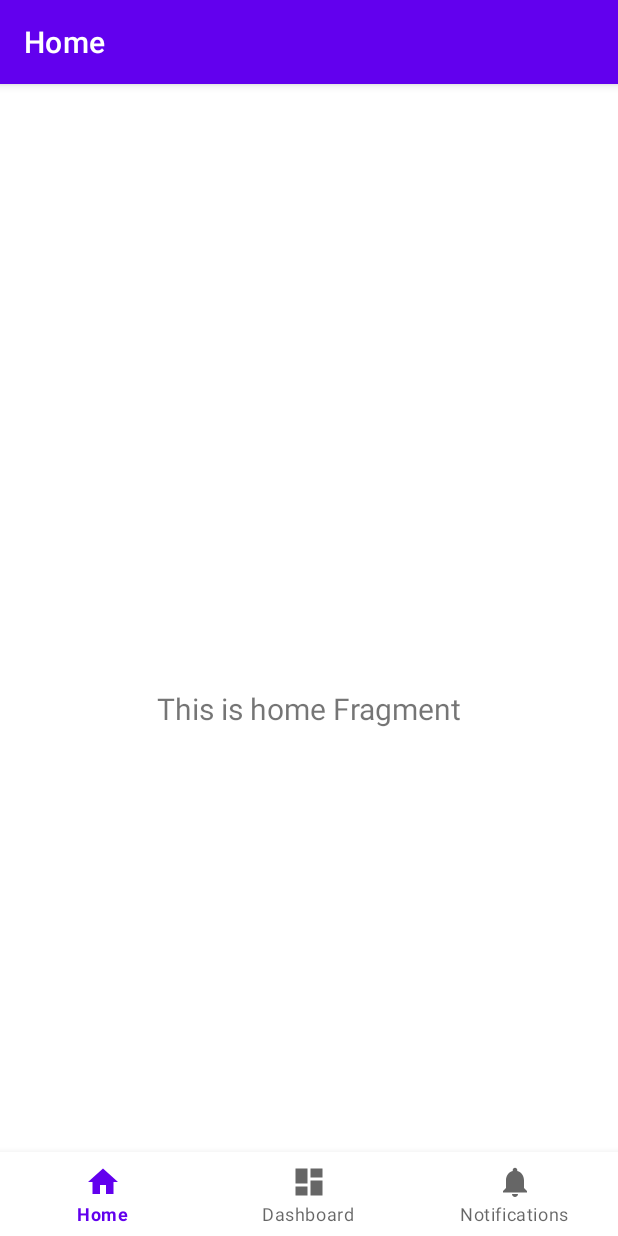
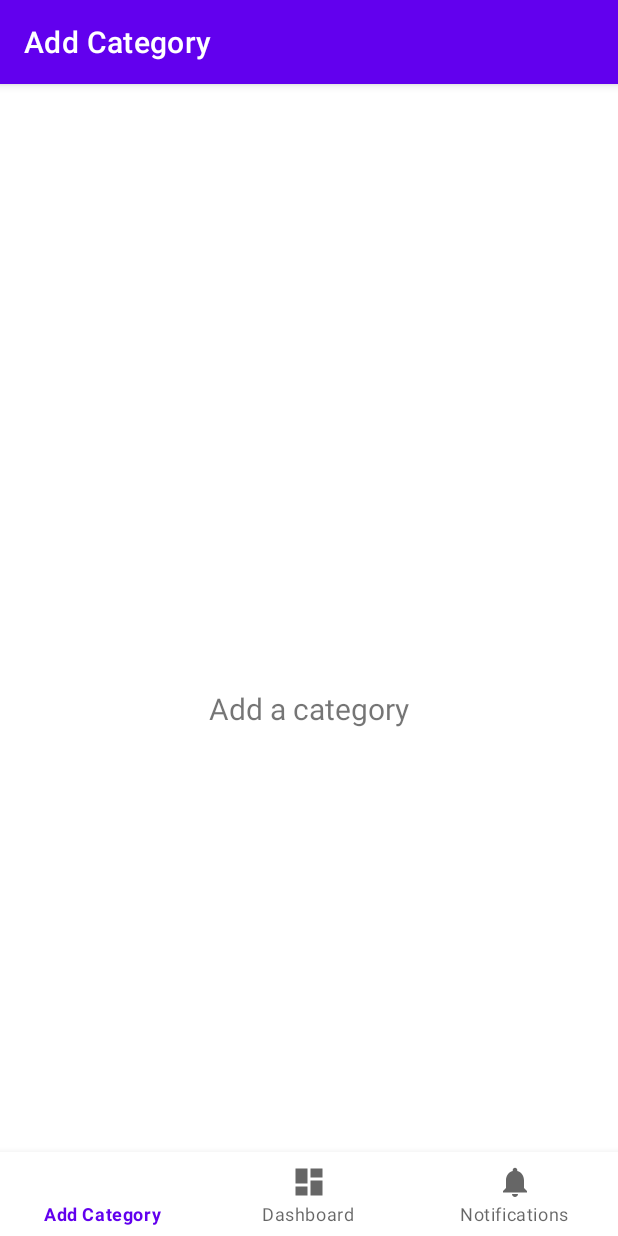
Before and after one commit to Troy1010/TMinusTasker, an Android app: the screen it shows after launch (MainActivity), on a phone screen of 412 x 824 dp. Run offline under Robolectric (Android 15) with nearby library versions, the light colour scheme and no system bars; our stand-ins replace navigation-ui.

Commit message:
Home -> AddCategory fragment

```diff
--- a/app/src/main/java/com/tminus1010/tminustasker/MainActivity.kt
+++ b/app/src/main/java/com/tminus1010/tminustasker/MainActivity.kt
@@ -26,7 +26,7 @@ class MainActivity : AppCompatActivity() {
         // menu should be considered as top level destinations.
         val appBarConfiguration = AppBarConfiguration(
             setOf(
-                R.id.navigation_home, R.id.navigation_dashboard, R.id.navigation_notifications
+                R.id.navigation_add_category, R.id.navigation_dashboard, R.id.navigation_notifications
             )
         )
         setupActionBarWithNavController(navController, appBarConfiguration)
--- a/app/src/main/java/com/tminus1010/tminustasker/ui/home/HomeFragment.kt
+++ b/app/src/main/java/com/tminus1010/tminustasker/ui/home/AddCategoryFragment.kt
@@ -7,11 +7,11 @@ import android.view.ViewGroup
 import android.widget.TextView
 import androidx.fragment.app.Fragment
 import androidx.lifecycle.ViewModelProvider
-import com.tminus1010.tminustasker.databinding.FragmentHomeBinding
+import com.tminus1010.tminustasker.databinding.FragmentAddCategoryBinding
 
-class HomeFragment : Fragment() {
+class AddCategoryFragment : Fragment() {
 
-    private var _binding: FragmentHomeBinding? = null
+    private var _binding: FragmentAddCategoryBinding? = null
 
     // This property is only valid between onCreateView and
     // onDestroyView.
@@ -22,14 +22,14 @@ class HomeFragment : Fragment() {
         container: ViewGroup?,
         savedInstanceState: Bundle?
     ): View {
-        val homeViewModel =
-            ViewModelProvider(this).get(HomeViewModel::class.java)
+        val addCategoryViewModel =
+            ViewModelProvider(this).get(AddCategoryViewModel::class.java)
 
-        _binding = FragmentHomeBinding.inflate(inflater, container, false)
+        _binding = FragmentAddCategoryBinding.inflate(inflater, container, false)
         val root: View = binding.root
 
         val textView: TextView = binding.textHome
-        homeViewModel.text.observe(viewLifecycleOwner) {
+        addCategoryViewModel.text.observe(viewLifecycleOwner) {
             textView.text = it
         }
         return root
--- a/app/src/main/java/com/tminus1010/tminustasker/ui/home/HomeViewModel.kt
+++ b/app/src/main/java/com/tminus1010/tminustasker/ui/home/AddCategoryViewModel.kt
@@ -4,10 +4,10 @@ import androidx.lifecycle.LiveData
 import androidx.lifecycle.MutableLiveData
 import androidx.lifecycle.ViewModel
 
-class HomeViewModel : ViewModel() {
+class AddCategoryViewModel : ViewModel() {
 
     private val _text = MutableLiveData<String>().apply {
-        value = "This is home Fragment"
+        value = "Add a category"
     }
     val text: LiveData<String> = _text
 }
--- a/app/src/main/res/layout/fragment_home.xml
+++ b/app/src/main/res/layout/fragment_add_category.xml
@@ -4,7 +4,7 @@
     xmlns:tools="http://schemas.android.com/tools"
     android:layout_width="match_parent"
     android:layout_height="match_parent"
-    tools:context=".ui.home.HomeFragment">
+    tools:context=".ui.home.AddCategoryFragment">
 
     <TextView
         android:id="@+id/text_home"
--- a/app/src/main/res/menu/bottom_nav_menu.xml
+++ b/app/src/main/res/menu/bottom_nav_menu.xml
@@ -2,9 +2,8 @@
 <menu xmlns:android="http://schemas.android.com/apk/res/android">
 
     <item
-        android:id="@+id/navigation_home"
-        android:icon="@drawable/ic_home_black_24dp"
-        android:title="@string/title_home" />
+        android:id="@+id/navigation_add_category"
+        android:title="@string/add_category" />
 
     <item
         android:id="@+id/navigation_dashboard"
--- a/app/src/main/res/navigation/mobile_navigation.xml
+++ b/app/src/main/res/navigation/mobile_navigation.xml
@@ -3,13 +3,13 @@
     xmlns:app="http://schemas.android.com/apk/res-auto"
     xmlns:tools="http://schemas.android.com/tools"
     android:id="@+id/mobile_navigation"
-    app:startDestination="@+id/navigation_home">
+    app:startDestination="@+id/navigation_add_category">
 
     <fragment
-        android:id="@+id/navigation_home"
-        android:name="com.tminus1010.tminustasker.ui.home.HomeFragment"
-        android:label="@string/title_home"
-        tools:layout="@layout/fragment_home" />
+        android:id="@+id/navigation_add_category"
+        android:name="com.tminus1010.tminustasker.ui.home.AddCategoryFragment"
+        android:label="@string/add_category"
+        tools:layout="@layout/fragment_add_category" />
 
     <fragment
         android:id="@+id/navigation_dashboard"
--- a/app/src/main/res/values/strings.xml
+++ b/app/src/main/res/values/strings.xml
@@ -3,4 +3,5 @@
     <string name="title_home">Home</string>
     <string name="title_dashboard">Dashboard</string>
     <string name="title_notifications">Notifications</string>
+    <string name="add_category">Add Category</string>
 </resources>
```
